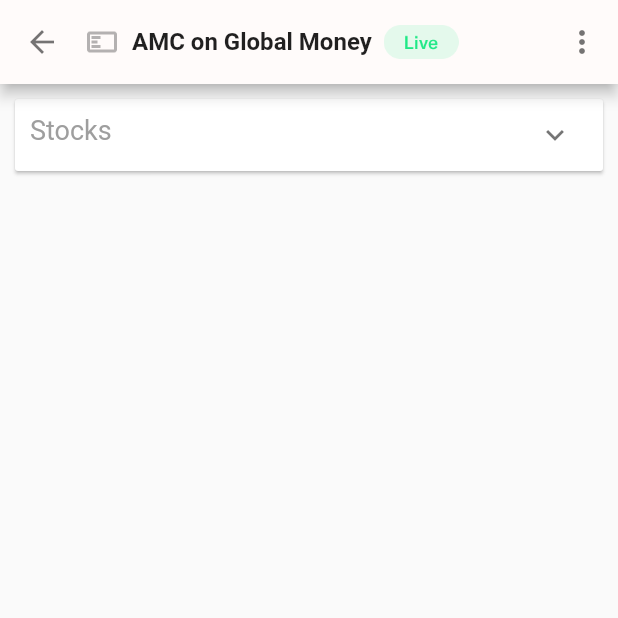
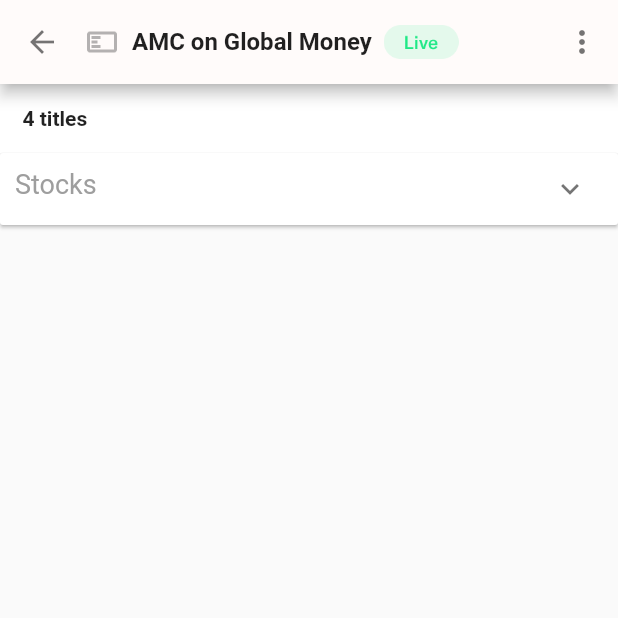
Before and after one commit to s0m3chill/VestrPOC, a Flutter app: the screen it shows after launch, after a tap on "AMC on Global Money", on a phone screen of 412 x 824 dp, the top half of it. Run offline on Flutter 3.47's test engine with Material 2 defaults, Android fonts, the phone set to English and light mode, and no system bars; our stand-ins replace charts_flutter, getwidget; missing offline and left inert: simple_autocomplete_formfield.

Commit message:
Add items count on Overview

```diff
--- a/lib/product_overview_screen.dart
+++ b/lib/product_overview_screen.dart
@@ -41,7 +41,9 @@ class _ProductOverviewScreenState extends State<ProductOverviewScreen> {
           PopupMenuButton(
               itemBuilder: (BuildContext context) => <PopupMenuEntry>[
                     PopupMenuItem(
-                    child: ListTile(title: Text("Quick order"), onTap: () {
+                        child: ListTile(
+                            title: Text("Quick order"),
+                            onTap: () {
                               Navigator.push(
                                   context,
                                   MaterialPageRoute(
@@ -79,10 +81,27 @@ class _ProductOverviewScreenState extends State<ProductOverviewScreen> {
           ),
         ),
       ),
-      body: Container(
-        padding: EdgeInsets.all(10),
-        child:
-        ListView.builder(
+      body: Column(
+        children: [
+          Container(
+            padding: EdgeInsets.all(15),
+            color: Theme.of(context).cardColor,
+            margin: EdgeInsets.symmetric(horizontal: 0),
+            child: Row(
+              mainAxisAlignment: MainAxisAlignment.start,
+              children: [
+                Text(
+                  "${product.components.length} titles",
+                  style: TextStyle(
+                    fontWeight: FontWeight.bold,
+                  ),
+                  textAlign: TextAlign.left,
+                ),
+              ],
+            ),
+          ),
+          Expanded(
+            child: ListView.builder(
               itemCount: section.length,
               itemBuilder: (context, index) {
                 return Container(
@@ -107,7 +126,8 @@ class _ProductOverviewScreenState extends State<ProductOverviewScreen> {
                           );
                         },
                         body: Container(
-                      padding: EdgeInsets.only(left: 10, right: 10, bottom: 20),
+                          padding:
+                              EdgeInsets.only(left: 10, right: 10, bottom: 20),
                           child: Column(
                             crossAxisAlignment: CrossAxisAlignment.start,
                             children: [
@@ -129,12 +149,13 @@ class _ProductOverviewScreenState extends State<ProductOverviewScreen> {
                                           ? ImageIcon(
                                               AssetImage(
                                                   'assets/images/check-circle-outline.png'),
-                                          color: Color.fromRGBO(67, 160, 71, 1))
+                                              color: Color.fromRGBO(
+                                                  67, 160, 71, 1))
                                           : ImageIcon(
                                               AssetImage(
                                                   'assets/images/outlined-flag.png'),
-                                          color:
-                                              Color.fromRGBO(255, 156, 31, 1))
+                                              color: Color.fromRGBO(
+                                                  255, 156, 31, 1))
                                     ]),
                                 title: Text(product.components[0].name),
                                 subtitle: Text(product.components[0].shortName),
@@ -161,12 +182,13 @@ class _ProductOverviewScreenState extends State<ProductOverviewScreen> {
                                           ? ImageIcon(
                                               AssetImage(
                                                   'assets/images/check-circle-outline.png'),
-                                          color: Color.fromRGBO(67, 160, 71, 1))
+                                              color: Color.fromRGBO(
+                                                  67, 160, 71, 1))
                                           : ImageIcon(
                                               AssetImage(
                                                   'assets/images/outlined-flag.png'),
-                                          color:
-                                              Color.fromRGBO(255, 156, 31, 1))
+                                              color: Color.fromRGBO(
+                                                  255, 156, 31, 1))
                                     ]),
                                 title: Text(product.components[1].name),
                                 subtitle: Text(product.components[1].shortName),
@@ -193,12 +215,13 @@ class _ProductOverviewScreenState extends State<ProductOverviewScreen> {
                                           ? ImageIcon(
                                               AssetImage(
                                                   'assets/images/check-circle-outline.png'),
-                                          color: Color.fromRGBO(67, 160, 71, 1))
+                                              color: Color.fromRGBO(
+                                                  67, 160, 71, 1))
                                           : ImageIcon(
                                               AssetImage(
                                                   'assets/images/outlined-flag.png'),
-                                          color:
-                                              Color.fromRGBO(255, 156, 31, 1))
+                                              color: Color.fromRGBO(
+                                                  255, 156, 31, 1))
                                     ]),
                                 title: Text(product.components[2].name),
                                 subtitle: Text(product.components[2].shortName),
@@ -225,12 +248,13 @@ class _ProductOverviewScreenState extends State<ProductOverviewScreen> {
                                           ? ImageIcon(
                                               AssetImage(
                                                   'assets/images/check-circle-outline.png'),
-                                          color: Color.fromRGBO(67, 160, 71, 1))
+                                              color: Color.fromRGBO(
+                                                  67, 160, 71, 1))
                                           : ImageIcon(
                                               AssetImage(
                                                   'assets/images/outlined-flag.png'),
-                                          color:
-                                              Color.fromRGBO(255, 156, 31, 1))
+                                              color: Color.fromRGBO(
+                                                  255, 156, 31, 1))
                                     ]),
                                 title: Text(product.components[3].name),
                                 subtitle: Text(product.components[3].shortName),
@@ -254,100 +278,9 @@ class _ProductOverviewScreenState extends State<ProductOverviewScreen> {
                 );
               },
             ),
+          )
+        ],
       ),
     );
   }
 }
-
-// class ProductOverviewScreen extends StatelessWidget {
-//   @override
-//   Widget build(BuildContext context) {
-//     final product =
-//         ModalRoute.of(context)!.settings.arguments as DashboardProduct;
-//
-//     return Scaffold(
-//       appBar: AppBar(
-//           titleSpacing: 0.0,
-//           centerTitle: false,
-//           iconTheme: IconThemeData(
-//             color: Color.fromRGBO(0, 0, 0, 0.54), //change your color here
-//           ),
-//           title: Container(
-//             child: Row(children: [
-//               Padding(
-//                   padding: EdgeInsets.only(right: 8),
-//                   child: ImageIcon(AssetImage('assets/images/frame.png'))),
-//               Text(product.name,
-//                   style: TextStyle(
-//                       fontSize: 16,
-//                       fontWeight: FontWeight.bold,
-//                       color:
-//                           Theme.of(context).appBarTheme.titleTextStyle!.color)),
-//               Padding(
-//                   padding: EdgeInsets.only(left: 8),
-//                   child: ImageIcon(AssetImage('assets/images/text-only.png'),
-//                       size: 50, color: Color.fromRGBO(0, 230, 118, 0.88)))
-//             ]),
-//           )),
-//       body:
-//       Column(children: [
-//         Column(
-//           crossAxisAlignment: CrossAxisAlignment.stretch,
-//           children: [
-//             Container(
-//               padding: EdgeInsets.all(15),
-//               color: Theme.of(context).cardColor,
-//               child: Text(
-//                 "${product.components.length} titles",
-//                 style: TextStyle(
-//                   fontWeight: FontWeight.bold,
-//                 ),
-//               ),
-//             )
-//           ],
-//         ),
-//         Divider(height: 1),
-//         Expanded(
-//             child: Container(
-//           padding: EdgeInsets.zero,
-//           child: ListView.builder(
-//             itemCount: product.components.length,
-//             itemBuilder: (BuildContext context, int index) {
-//               return Container(
-//                   color: (index % 2 == 0)
-//                       ? Colors.white
-//                       : Color.fromRGBO(248, 248, 248, 1),
-//                   child: ListTile(
-//                       onTap: () {
-//                         Navigator.push(
-//                             context,
-//                             MaterialPageRoute(
-//                               builder: (context) => ComponentDetailsScreen(),
-//                               settings: RouteSettings(
-//                                   arguments: product.components[index]),
-//                             ));
-//                       },
-//                       leading: Column(
-//                           mainAxisAlignment: MainAxisAlignment.center,
-//                           children: [
-//                             product.components[index].enabled
-//                                 ? ImageIcon(
-//                                     AssetImage(
-//                                         'assets/images/check-circle-outline.png'),
-//                                     color: Color.fromRGBO(67, 160, 71, 1))
-//                                 : ImageIcon(
-//                                     AssetImage(
-//                                         'assets/images/outlined-flag.png'),
-//                                     color: Color.fromRGBO(255, 156, 31, 1))
-//                           ]),
-//                       title: Text(product.components[index].name),
-//                       subtitle: Text(product.components[index].shortName),
-//                       trailing: ImageIcon(AssetImage(
-//                           'assets/images/keyboard-arrow-right.png'))));
-//             },
-//           ),
-//         ))
-//       ]),
-//     );
-//   }
-// }
```
Lines whose indentation alone changed are shown as unchanged.
